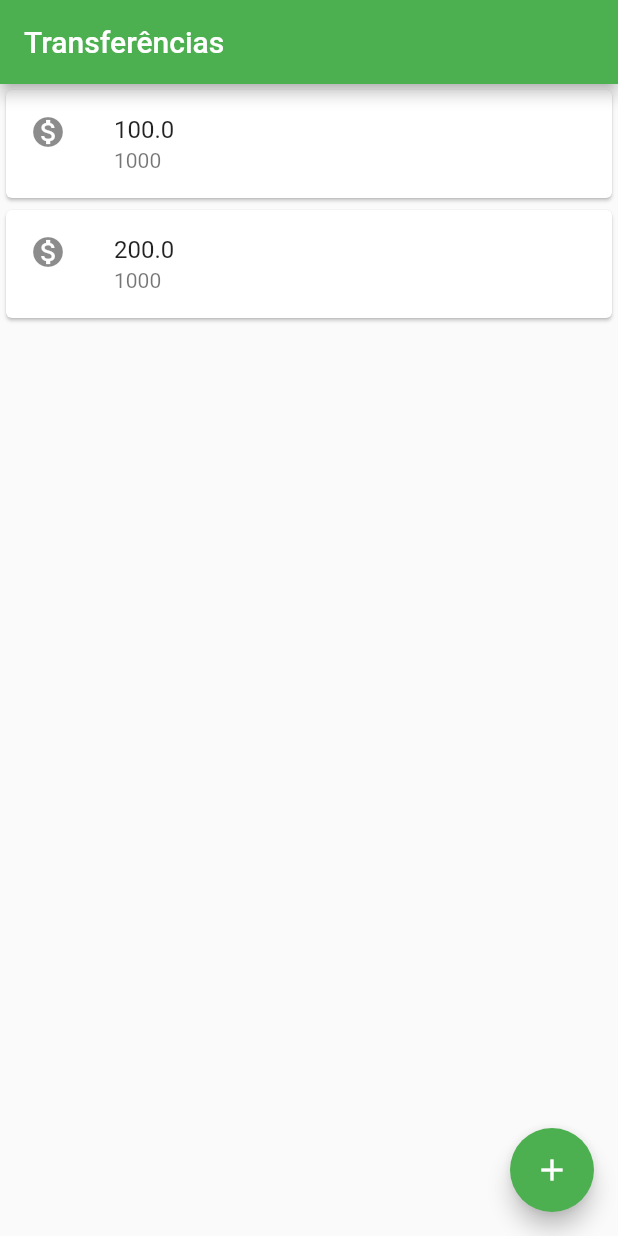
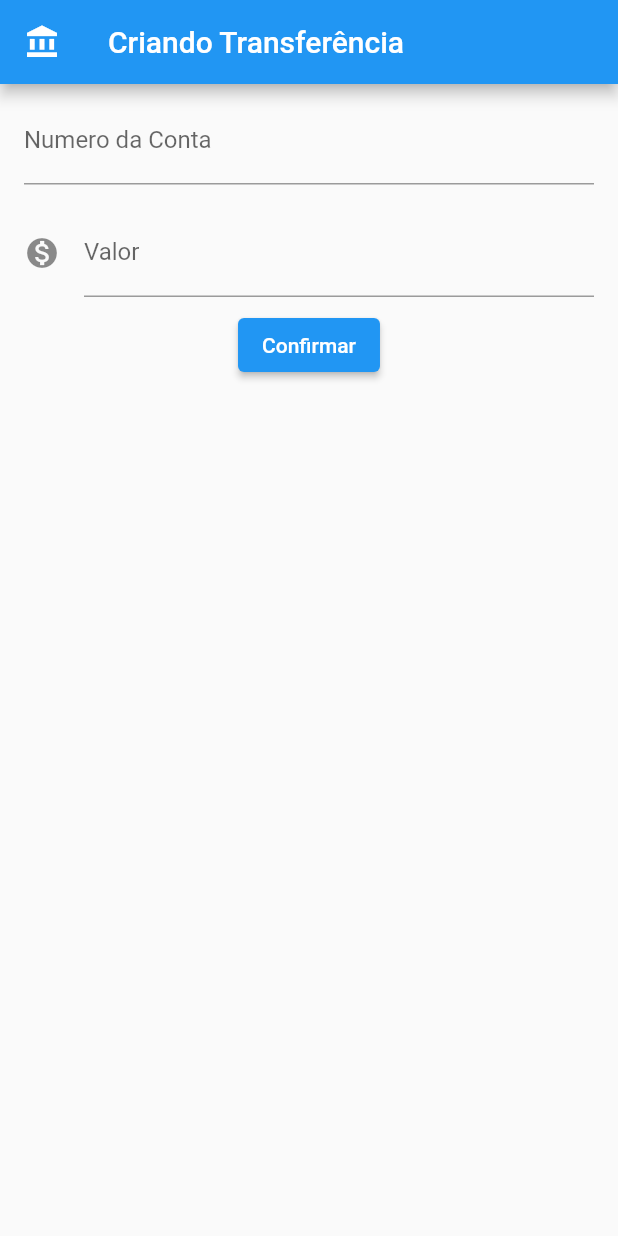
Before and after one commit to jairobarros/bytebank, a Flutter app: the screen it shows after launch, on a phone screen of 412 x 824 dp. Run offline on Flutter 3.47's test engine with Material 2 defaults, Android fonts, the phone set to English and light mode, and no system bars.

Commit message:
feat: lesson 2

```diff
--- a/lib/main.dart
+++ b/lib/main.dart
@@ -1,33 +1,153 @@
 import 'package:flutter/material.dart';
 
-void main() => runApp(
-      MaterialApp(
+void main() => runApp(BytebankApp());
+
+class BytebankApp extends StatelessWidget {
+  @override
+  Widget build(BuildContext context) {
+    // TODO: implement build
+    return MaterialApp(
+      home: Scaffold(
+        body: FormularioTransferencia(),
+      ),
+    );
+  }
+}
+
+class FormularioTransferencia extends StatelessWidget {
+  final TextEditingController _controladorCampoNumero =
+      new TextEditingController();
+  final TextEditingController _controladorCampoConta =
+      new TextEditingController();
+
+  void _criaTransferencia() {
+    debugPrint('Clicou aqui');
+    debugPrint('Número ' + _controladorCampoNumero.text);
+    debugPrint('Valor ' + _controladorCampoConta.text);
+    double _valor = double.tryParse(_controladorCampoNumero.text);
+    int _numeroConta = int.tryParse(_controladorCampoConta.text);
+
+    if (_valor != null && _numeroConta != null) {
+      final Transferencia transferencia = Transferencia(_valor, _numeroConta);
+      debugPrint('Transferência criada: $transferencia');
+    }
+  }
+
+  @override
+  Widget build(BuildContext context) {
+    // TODO: implement build
+    return Scaffold(
+        appBar: AppBar(
+          title: Text('Criando Transferência'),
+          leading: Icon(Icons.account_balance),
+        ),
+        body: Column(
+          children: <Widget>[
+            CampoTexto(
+              'Numero da Conta',
+              '0000',
+              _controladorCampoNumero,
+            ),
+            CampoTexto(
+              'Valor',
+              '0.00',
+              _controladorCampoConta,
+              icone: Icons.monetization_on,
+            ),
+            ElevatedButton(
+              onPressed: () => _criaTransferencia(),
+              child: Text('Confirmar'),
+            )
+          ],
+        ));
+  }
+}
+
+class CampoTexto extends StatelessWidget {
+  TextEditingController _controlador;
+  String _rotulo;
+  String _dica;
+  IconData icone;
+
+  CampoTexto(this._rotulo, this._dica, this._controlador, {this.icone});
+
+  @override
+  Widget build(BuildContext context) {
+    return Padding(
+      padding: const EdgeInsets.symmetric(vertical: 8.0, horizontal: 16.0),
+      child: TextField(
+        keyboardType: TextInputType.number,
+        controller: this._controlador,
+        style: TextStyle(fontSize: 16),
+        decoration: InputDecoration(
+          labelText: _rotulo,
+          hintText: _dica,
+          icon: icone != null ? Icon(icone) : null,
+        ),
+      ),
+    );
+  }
+}
+
+class Transferencia {
+  final double _valor;
+  final int _numeroConta;
+  Transferencia(this._valor, this._numeroConta);
+
+  get valor {
+    return _valor;
+  }
+
+  get numeroConta {
+    return _numeroConta;
+  }
+
+  String toString() {
+    return 'Transferência valor: $_valor, Conta: $_numeroConta';
+  }
+}
+
+class ItemTransferencia extends StatelessWidget {
+  final Transferencia _transferencia;
+
+  ItemTransferencia(this._transferencia);
+
+  @override
+  Widget build(BuildContext context) {
+    return Column(children: <Widget>[
+      Card(
+        child: ListTile(
+          leading: Icon(Icons.monetization_on),
+          title: Text(_transferencia.valor.toString()),
+          subtitle: Text(_transferencia.numeroConta.toString()),
+        ),
+      ),
+    ]);
+  }
+}
+
+class ListaTransferencias extends StatelessWidget {
+  @override
+  Widget build(BuildContext context) {
+    return MaterialApp(
       home: Scaffold(
         appBar: AppBar(
           title: Text('Transferências'),
           backgroundColor: Colors.green,
         ),
-          body: Column(children: <Widget>[
-            Card(
-              child: ListTile(
-                leading: Icon(Icons.monetization_on),
-                title: Text('100.0'),
-                subtitle: Text('1000'),
+        body: Column(
+          children: <Widget>[
+            ItemTransferencia(Transferencia(101.0, 1000)),
+            ItemTransferencia(Transferencia(250.0, 2000)),
+            ItemTransferencia(Transferencia(300.0, 3000)),
+          ],
         ),
-            ),
-            Card(
-              child: ListTile(
-                leading: Icon(Icons.monetization_on),
-                title: Text('200.0'),
-                subtitle: Text('1000'),
-              ),
-            ),
-          ]),
         floatingActionButton: FloatingActionButton(
           onPressed: null,
           backgroundColor: Colors.green,
           child: Icon(Icons.add),
         ),
       ),
-      ),
     );
+  }
+}
```
Lines whose indentation alone changed are shown as unchanged.
